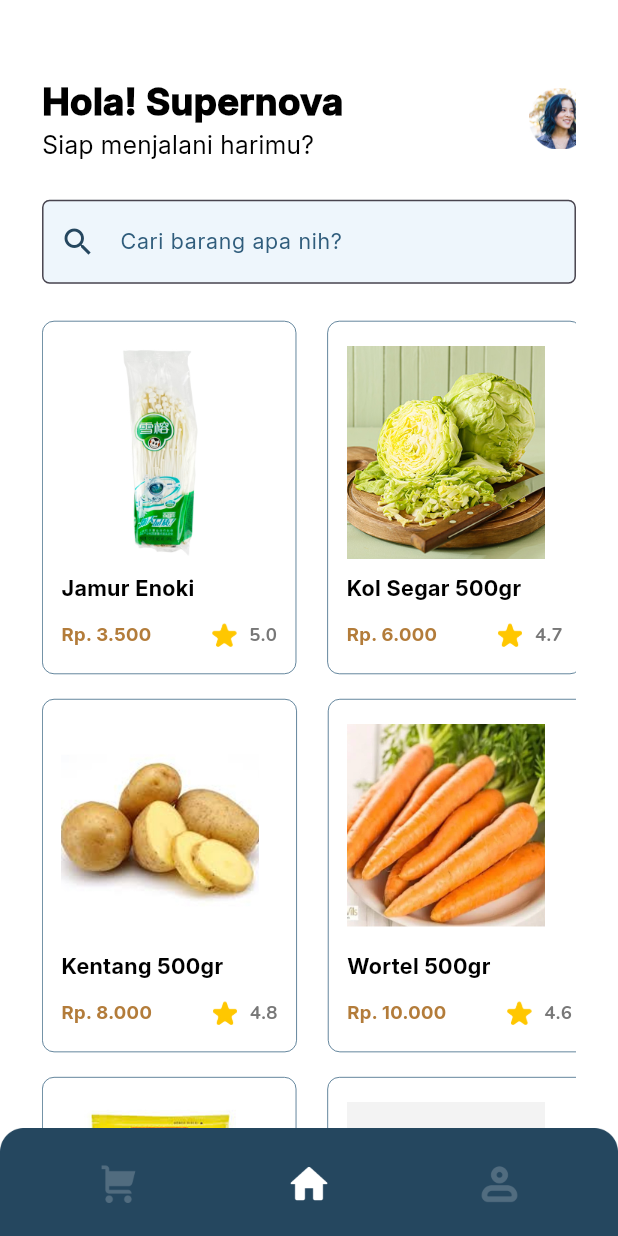
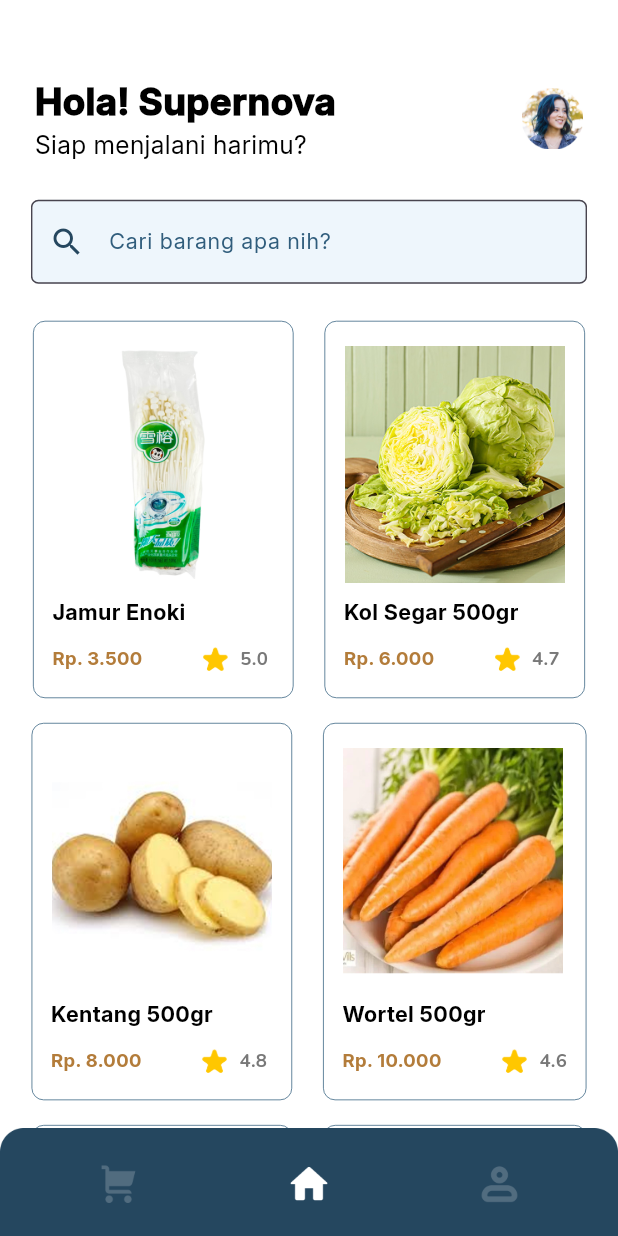
Before and after one commit to karehaa/basic-shop, a Flutter app: the ShopPage screen opened directly, on a phone screen of 412 x 824 dp. Run offline on Flutter 3.47's test engine with Material 3 defaults, Android fonts, the phone set to English and light mode, and no system bars.

Commit message:
Adjustment on the ShopPage and ItemBox

```diff
--- a/lib/pages/shop/shop_page.dart
+++ b/lib/pages/shop/shop_page.dart
@@ -20,7 +20,7 @@ class _ShopPageState extends State<ShopPage> {
     final double screenHeight = screenSize.height;
 
     // Define responsive padding and font sizes
-    final double horizontalPadding = screenWidth * 0.068;
+    final double horizontalPadding = screenWidth * 0.05;
     final double verticalPadding = screenHeight * 0.03;
 
     // Responsive font sizes
@@ -47,6 +47,8 @@ class _ShopPageState extends State<ShopPage> {
               child: Center(
                 child: SingleChildScrollView(
                   child: Column(
+                    mainAxisAlignment: MainAxisAlignment.center,
+                    crossAxisAlignment: CrossAxisAlignment.center,
                     children: [
                       SizedBox(
                         height: screenHeight * 0.03,
@@ -124,6 +126,7 @@ class _ShopPageState extends State<ShopPage> {
                       Column(
                         children: [
                           Row(
+                            mainAxisAlignment: MainAxisAlignment.center,
                             children: [
                               const ItemBox(
                                 itemImage: 'assets/image/jamur_enoki.jpg',
@@ -146,6 +149,7 @@ class _ShopPageState extends State<ShopPage> {
                             height: screenHeight * 0.02,
                           ),
                           Row(
+                            mainAxisAlignment: MainAxisAlignment.center,
                             children: [
                               const ItemBox(
                                 itemImage: 'assets/image/kentang.jpg',
@@ -168,6 +172,7 @@ class _ShopPageState extends State<ShopPage> {
                             height: screenHeight * 0.02,
                           ),
                           Row(
+                            mainAxisAlignment: MainAxisAlignment.center,
                             children: [
                               const ItemBox(
                                 itemImage: 'assets/image/bumbu_sayur_sop.jpg',
--- a/lib/pages/widgets/item_box.dart
+++ b/lib/pages/widgets/item_box.dart
@@ -44,15 +44,15 @@ class ItemBox extends StatelessWidget {
         borderRadius: BorderRadius.circular(8),
       ),
       child: Column(
-        mainAxisAlignment: MainAxisAlignment.center,
-        mainAxisSize: MainAxisSize.max,
-        crossAxisAlignment:
-            CrossAxisAlignment.start, // Align children to the left
+        crossAxisAlignment: CrossAxisAlignment.start,
         children: [
-          Image.asset(
-            itemImage,
-            width: 132,
-            height: 142,
+          Align(
+            alignment: Alignment.center,
+            child: Image.asset(
+              itemImage,
+              width: 148,
+              height: 158,
+            ),
           ),
           SizedBox(
             height: spacingSmall,
@@ -65,7 +65,6 @@ class ItemBox extends StatelessWidget {
               fontWeight: FontWeight.w700,
               fontFamily: 'Inter',
             ),
-            textAlign: TextAlign.left, // Align text to the left
           ),
           SizedBox(
             height: spacingMedium,
@@ -80,6 +79,7 @@ class ItemBox extends StatelessWidget {
                   fontWeight: FontWeight.w700,
                   fontFamily: 'Inter',
                 ),
+                textAlign: TextAlign.left,
               ),
               SizedBox(
                 width: spacingMedium * 3.27, // Adjust spacing dynamically
--- a/pubspec.yaml
+++ b/pubspec.yaml
@@ -71,6 +71,7 @@ flutter:
     - assets/image/jamur_enoki.jpg
     - assets/image/kentang.jpg
     - assets/image/kol.jpg
+    - assets/image/kol.png
     - assets/image/seledri.jpg
     - assets/image/wortel.jpg
     - assets/image/star.jpg
```
Also changed, not shown: assets/image/kol.png (added).
